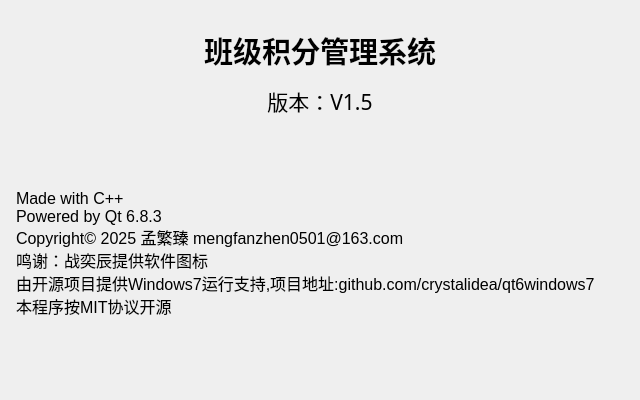
Qt form src/ui/AboutInfoDialog.ui (fz1251/ClassScoreManager) before a commit.
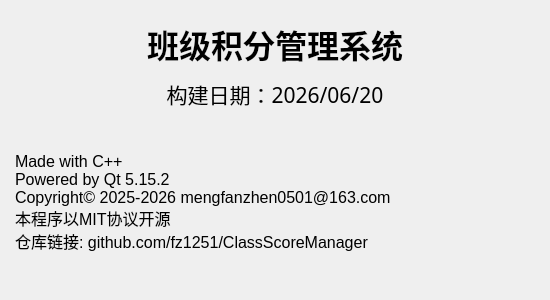
The same form after that commit.

What changed in the file:
```diff
--- a/src/ui/AboutInfoDialog.ui
+++ b/src/ui/AboutInfoDialog.ui
@@ -6,14 +6,14 @@
    <rect>
     <x>0</x>
     <y>0</y>
-    <width>640</width>
-    <height>400</height>
+    <width>550</width>
+    <height>300</height>
    </rect>
   </property>
   <property name="windowTitle">
    <string>关于</string>
   </property>
-  <layout class="QVBoxLayout" name="OuterVLayout" stretch="0">
+  <layout class="QVBoxLayout" name="OuterVLayout">
    <property name="spacing">
     <number>0</number>
    </property>
@@ -30,25 +30,28 @@
     <number>0</number>
    </property>
    <item>
-    <layout class="QVBoxLayout" name="textVLayout" stretch="1,1,5">
+    <layout class="QVBoxLayout" name="textVLayout" stretch="1,1,4">
+     <property name="spacing">
+      <number>5</number>
+     </property>
      <property name="leftMargin">
-      <number>16</number>
+      <number>15</number>
      </property>
      <property name="topMargin">
-      <number>25</number>
+      <number>20</number>
      </property>
      <property name="rightMargin">
-      <number>16</number>
+      <number>15</number>
      </property>
      <property name="bottomMargin">
-      <number>20</number>
+      <number>15</number>
      </property>
      <item>
       <widget class="QLabel" name="label">
        <property name="font">
         <font>
          <family>黑体</family>
-         <pointsize>22</pointsize>
+         <pointsize>24</pointsize>
          <bold>true</bold>
         </font>
        </property>
@@ -69,7 +72,7 @@
         </font>
        </property>
        <property name="text">
-        <string>版本：V1.5</string>
+        <string>构建日期：2026/06/20</string>
        </property>
        <property name="alignment">
         <set>Qt::AlignmentFlag::AlignCenter</set>
@@ -85,18 +88,14 @@
        </property>
        <property name="text">
         <string>Made with C++
-Powered by Qt 6.8.3
-Copyright© 2025 孟繁臻 mengfanzhen0501@163.com
-鸣谢：战奕辰提供软件图标
-由开源项目提供Windows7运行支持,项目地址:github.com/crystalidea/qt6windows7
-本程序按MIT协议开源</string>
+Powered by Qt 5.15.2
+Copyright© 2025-2026 mengfanzhen0501@163.com
+本程序以MIT协议开源
+仓库链接: github.com/fz1251/ClassScoreManager</string>
        </property>
        <property name="wordWrap">
         <bool>true</bool>
        </property>
-       <property name="margin">
-        <number>0</number>
-       </property>
       </widget>
      </item>
     </layout>
```
Left out of the diff: 4 changed lines with no effect on the pictures.
